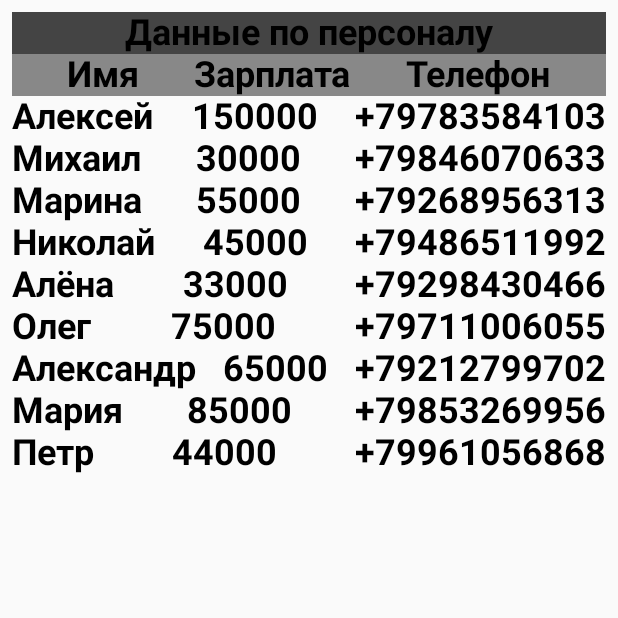
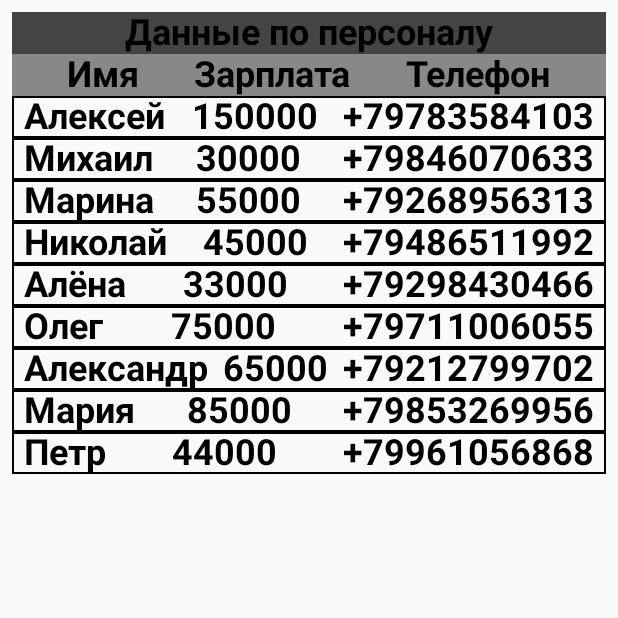
Before and after one commit to DrAivinn/ColumnRowBoxSurface, an Android app built with Jetpack Compose: the screen it shows after launch (MainActivity), on a phone screen of 412 x 824 dp, the top half of it. Run offline under Robolectric (Android 15) with nearby library versions, the phone set to English and light mode, and no system bars.

Commit message:
add boarder

```diff
--- a/app/src/main/java/com/example/columnrowboxsurface/MainActivity.kt
+++ b/app/src/main/java/com/example/columnrowboxsurface/MainActivity.kt
@@ -3,7 +3,9 @@ package com.example.columnrowboxsurface
 import android.os.Bundle
 import androidx.activity.ComponentActivity
 import androidx.activity.compose.setContent
+import androidx.compose.foundation.BorderStroke
 import androidx.compose.foundation.background
+import androidx.compose.foundation.border
 import androidx.compose.foundation.layout.Arrangement
 import androidx.compose.foundation.layout.Column
 import androidx.compose.foundation.layout.Row
@@ -69,6 +71,8 @@ class MainActivity : ComponentActivity() {
             Row(
                 Modifier
                     .fillMaxWidth()
+                    .padding(horizontal = 8.dp)
+                    .border(border = BorderStroke(1.dp, Color.Black))
                     .padding(horizontal = 8.dp), Arrangement.SpaceBetween
             ) {
                 Text(person.name, fontSize = 24.sp, fontWeight = FontWeight.Bold)
```
